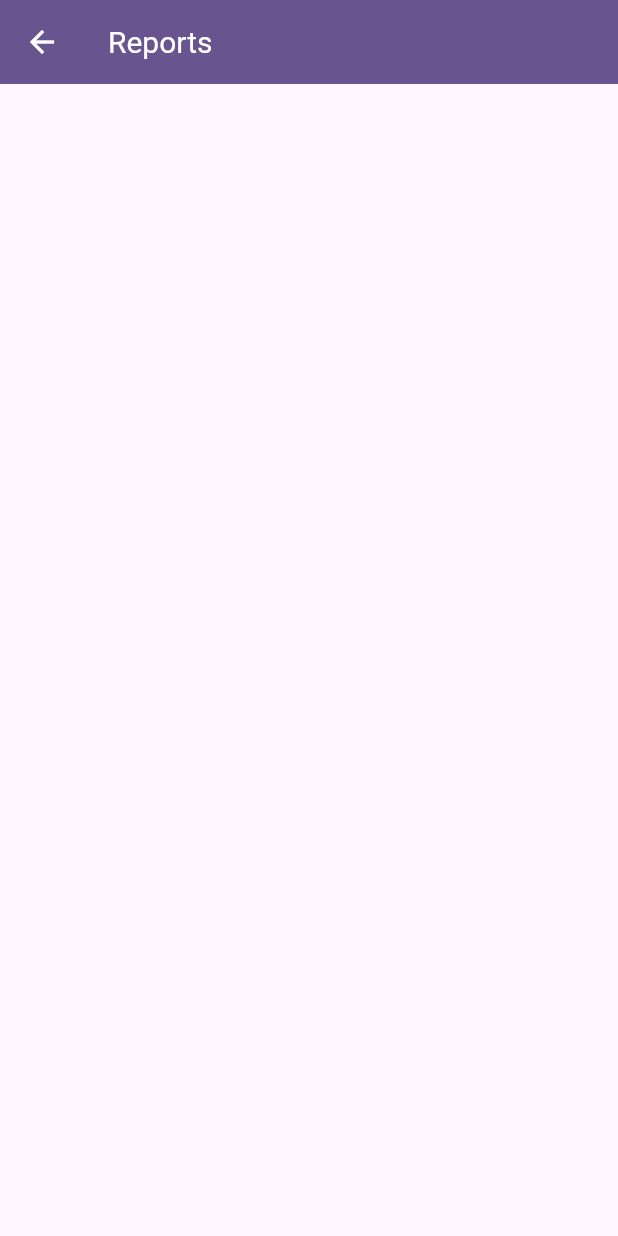
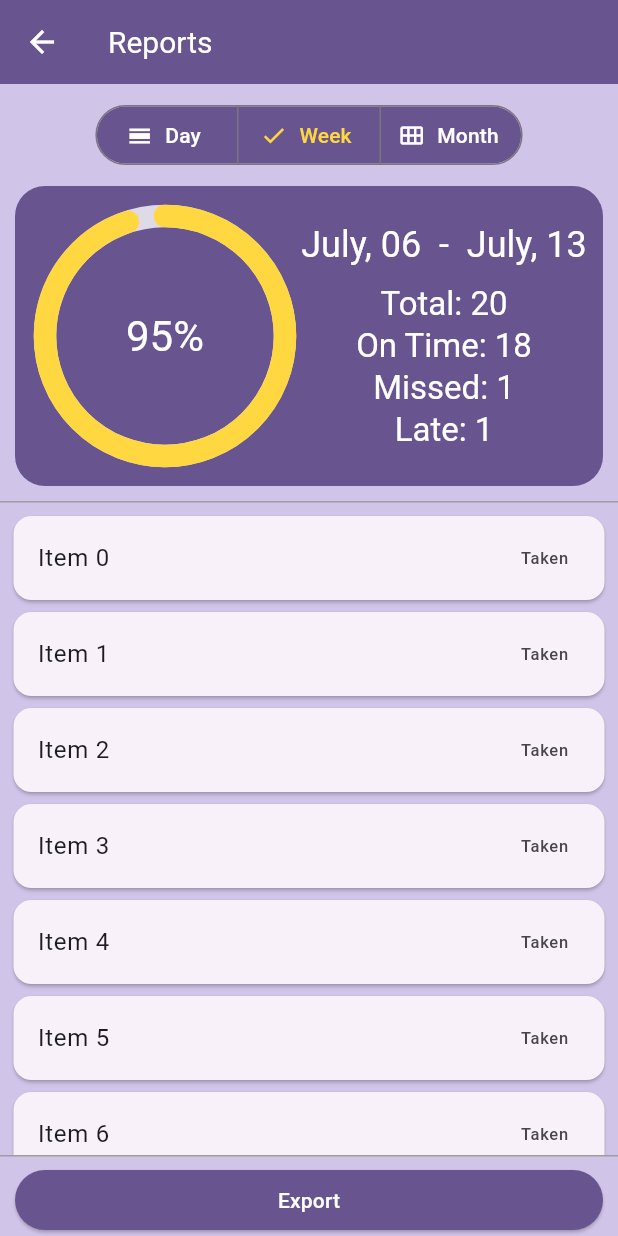
Before and after one commit to Devanand-Sharma/medication-dispenser, a Flutter app: the ReportsScreen screen opened by its route, on a phone screen of 412 x 824 dp. Run offline on Flutter 3.47's test engine with Material 3 defaults, Android fonts, the phone set to English and light mode, and no system bars; drawn by our look-alikes of simple_circular_progress_bar; our stand-ins replace gap, table_calendar.

Commit message:
Report Page
Signed-off-by: Keeshigan Pirabaharan <kpirabaharan3@gmail.com>

```diff
--- a/lib/main.dart
+++ b/lib/main.dart
@@ -24,6 +24,9 @@ class MyApp extends StatelessWidget {
             .copyWith(secondary: Colors.amberAccent),
         textTheme: TextTheme(
           bodyLarge: TextStyle(color: Theme.of(context).colorScheme.onPrimary),
+          titleLarge: TextStyle(color: Theme.of(context).colorScheme.onPrimary),
+          headlineSmall:
+              TextStyle(color: Theme.of(context).colorScheme.onPrimary),
           headlineMedium:
               TextStyle(color: Theme.of(context).colorScheme.onPrimary),
         ),
--- /dev/null
+++ b/lib/models/calendar.dart
@@ -0,0 +1,5 @@
+enum Calendar {
+  day,
+  week,
+  month,
+}
--- a/lib/screens/reports.dart
+++ b/lib/screens/reports.dart
@@ -1,17 +1,98 @@
 import 'package:flutter/material.dart';
+import 'package:gap/gap.dart';
 
-class ReportsScreen extends StatelessWidget {
+import 'package:medication_app/models/calendar.dart';
+
+import 'package:medication_app/widgets/report_summary.dart';
+import 'package:medication_app/widgets/segmented_calendar_button.dart';
+
+class ReportsScreen extends StatefulWidget {
   static const String routeName = '/reports';
   const ReportsScreen({super.key});
 
   @override
+  State<ReportsScreen> createState() => _ReportsScreenState();
+}
+
+class _ReportsScreenState extends State<ReportsScreen> {
+  static const double gap = 10;
+  Calendar _parentCalendarView = Calendar.week;
+
+  void _updateCalendarView(Calendar newView) {
+    setState(() {
+      _parentCalendarView = newView;
+    });
+  }
+
+  @override
   Widget build(BuildContext context) {
     return Scaffold(
+      backgroundColor: Colors.deepPurple.shade100,
       appBar: AppBar(
         title: const Text('Reports'),
         foregroundColor: Theme.of(context).colorScheme.onPrimary,
         backgroundColor: Theme.of(context).colorScheme.primary,
       ),
+      body: Column(
+        children: [
+          Container(
+            padding: const EdgeInsets.only(top: gap),
+            alignment: Alignment.center,
+            child: SegmentedCalendarButton(
+              onCalendarViewChanged: _updateCalendarView,
+            ),
+          ),
+          const Gap(gap),
+          ReportSummary(
+            calendarView: _parentCalendarView,
+          ),
+          const Gap(gap),
+          const Divider(
+            color: Colors.grey,
+            height: 1,
+            thickness: 1,
+          ),
+          Expanded(
+            child: Padding(
+              padding: const EdgeInsets.symmetric(horizontal: gap / 2),
+              child: ListView.builder(
+                shrinkWrap: true,
+                itemCount: 15,
+                padding: const EdgeInsets.symmetric(vertical: gap / 2),
+                itemBuilder: (context, index) {
+                  return Card(
+                    child: ListTile(
+                      title: Text('Item $index'),
+                      trailing: const Text('Taken'),
+                    ),
+                  );
+                },
+              ),
+            ),
+          ),
+          const Divider(
+            color: Colors.grey,
+            height: 1,
+            thickness: 1,
+          ),
+          const Gap(gap / 2),
+          Container(
+            padding: const EdgeInsets.symmetric(horizontal: gap),
+            width: double.infinity,
+            child: ElevatedButton(
+              onPressed: () {},
+              style: ButtonStyle(
+                foregroundColor: WidgetStateProperty.all(
+                    Theme.of(context).colorScheme.onPrimary),
+                backgroundColor: WidgetStateProperty.all(
+                    Theme.of(context).colorScheme.primary),
+              ),
+              child: const Text('Export'),
+            ),
+          ),
+          Gap(MediaQuery.of(context).padding.bottom),
+        ],
+      ),
     );
   }
 }
--- a/lib/widgets/home_medication_card.dart
+++ b/lib/widgets/home_medication_card.dart
@@ -46,8 +46,8 @@ class HomeMedicationCard extends StatelessWidget {
                   child: ElevatedButton(
                     style: ButtonStyle(
                       foregroundColor: WidgetStateProperty.all(Colors.white),
-                      backgroundColor:
-                          WidgetStateProperty.all(Colors.deepPurple.shade300),
+                      backgroundColor: WidgetStateProperty.all(
+                          Theme.of(context).colorScheme.primary),
                     ),
                     onPressed: () {
                       // Add your button 2 logic here
--- /dev/null
+++ b/lib/widgets/report_summary.dart
@@ -0,0 +1,101 @@
+import 'package:flutter/material.dart';
+import 'package:gap/gap.dart';
+import 'package:intl/intl.dart';
+import 'package:simple_circular_progress_bar/simple_circular_progress_bar.dart';
+
+import 'package:medication_app/models/calendar.dart';
+
+class ReportSummary extends StatefulWidget {
+  final Calendar calendarView;
+  const ReportSummary({super.key, required this.calendarView});
+
+  @override
+  State<ReportSummary> createState() => _ReportSummaryState();
+}
+
+class _ReportSummaryState extends State<ReportSummary>
+    with SingleTickerProviderStateMixin {
+  late ValueNotifier<double> valueNotifier;
+  late DateTime startDate;
+  final DateTime endDate = DateTime.now();
+
+  @override
+  void initState() {
+    valueNotifier = ValueNotifier(95);
+    startDate = widget.calendarView == Calendar.day
+        ? DateTime.now()
+        : widget.calendarView == Calendar.week
+            ? DateTime.now().subtract(const Duration(days: 7))
+            : DateTime.now().subtract(const Duration(days: 30));
+    super.initState();
+  }
+
+  @override
+  void didUpdateWidget(covariant ReportSummary oldWidget) {
+    startDate = widget.calendarView == Calendar.day
+        ? endDate
+        : widget.calendarView == Calendar.week
+            ? DateTime.now().subtract(const Duration(days: 7))
+            : DateTime.now().subtract(const Duration(days: 30));
+    super.didUpdateWidget(oldWidget);
+  }
+
+  @override
+  Widget build(BuildContext context) {
+    return Container(
+        alignment: Alignment.centerLeft,
+        padding: const EdgeInsets.only(left: 20),
+        width: MediaQuery.of(context).size.width - 20,
+        height: 200,
+        decoration: BoxDecoration(
+          color: Theme.of(context).colorScheme.primary,
+          borderRadius: BorderRadius.circular(20),
+        ),
+        child: Row(
+          children: [
+            SimpleCircularProgressBar(
+              animationDuration: 2,
+              mergeMode: true,
+              size: 160,
+              valueNotifier: valueNotifier,
+              backColor: Theme.of(context).colorScheme.onPrimary.withAlpha(200),
+              progressColors: [Theme.of(context).colorScheme.secondary],
+              onGetText: (double value) {
+                return Text(
+                  '${value.toInt()}%',
+                  style: Theme.of(context).textTheme.headlineMedium,
+                );
+              },
+            ),
+            Expanded(
+              child: Column(
+                mainAxisAlignment: MainAxisAlignment.center,
+                crossAxisAlignment: CrossAxisAlignment.center,
+                children: [
+                  Text(
+                      '${startDate == endDate ? 'Today,' : DateFormat('MMMM, dd').format(startDate)} ${startDate == endDate ? '' : ' - '} ${DateFormat('MMMM, dd').format(endDate)}',
+                      style: Theme.of(context).textTheme.headlineSmall),
+                  const Gap(10),
+                  Text(
+                    'Total: 20',
+                    style: Theme.of(context).textTheme.titleLarge,
+                  ),
+                  Text(
+                    'On Time: 18',
+                    style: Theme.of(context).textTheme.titleLarge,
+                  ),
+                  Text(
+                    'Missed: 1',
+                    style: Theme.of(context).textTheme.titleLarge,
+                  ),
+                  Text(
+                    'Late: 1',
+                    style: Theme.of(context).textTheme.titleLarge,
+                  ),
+                ],
+              ),
+            )
+          ],
+        ));
+  }
+}
--- /dev/null
+++ b/lib/widgets/segmented_calendar_button.dart
@@ -0,0 +1,52 @@
+import 'package:flutter/material.dart';
+
+import 'package:medication_app/models/calendar.dart';
+
+class SegmentedCalendarButton extends StatefulWidget {
+  final void Function(Calendar) onCalendarViewChanged;
+  const SegmentedCalendarButton({
+    super.key,
+    required this.onCalendarViewChanged,
+  });
+
+  @override
+  State<SegmentedCalendarButton> createState() =>
+      _SegmentedCalendarButtonState();
+}
+
+class _SegmentedCalendarButtonState extends State<SegmentedCalendarButton> {
+  Calendar calendarView = Calendar.week;
+
+  @override
+  Widget build(BuildContext context) {
+    return SegmentedButton<Calendar>(
+      style: SegmentedButton.styleFrom(
+        backgroundColor: Theme.of(context).colorScheme.primary,
+        foregroundColor: Theme.of(context).colorScheme.onPrimary,
+        selectedForegroundColor: Theme.of(context).colorScheme.secondary,
+        selectedBackgroundColor: Theme.of(context).colorScheme.primary,
+      ),
+      segments: const <ButtonSegment<Calendar>>[
+        ButtonSegment<Calendar>(
+            value: Calendar.day,
+            label: Text('Day'),
+            icon: Icon(Icons.calendar_view_day)),
+        ButtonSegment<Calendar>(
+            value: Calendar.week,
+            label: Text('Week'),
+            icon: Icon(Icons.calendar_view_week)),
+        ButtonSegment<Calendar>(
+            value: Calendar.month,
+            label: Text('Month'),
+            icon: Icon(Icons.calendar_view_month)),
+      ],
+      selected: <Calendar>{calendarView},
+      onSelectionChanged: (Set<Calendar> newSelection) {
+        setState(() {
+          calendarView = newSelection.first;
+          widget.onCalendarViewChanged(newSelection.first);
+        });
+      },
+    );
+  }
+}
--- a/pubspec.yaml
+++ b/pubspec.yaml
@@ -39,6 +39,7 @@ dependencies:
   # We can re-add this package if we need to use it, default icons preferred over this
   # ionicons: ^0.2.2
   table_calendar: ^3.1.2
+  simple_circular_progress_bar: ^1.0.2
 
 dev_dependencies:
   flutter_test:
```
Also changed, not shown: pubspec.lock.
